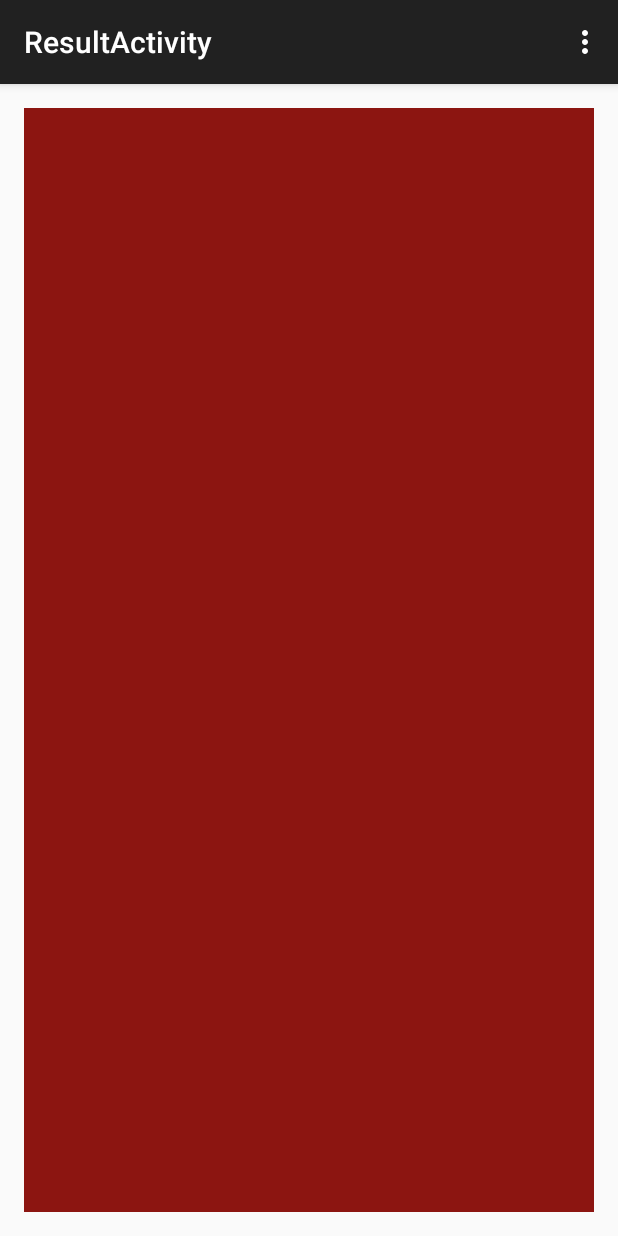
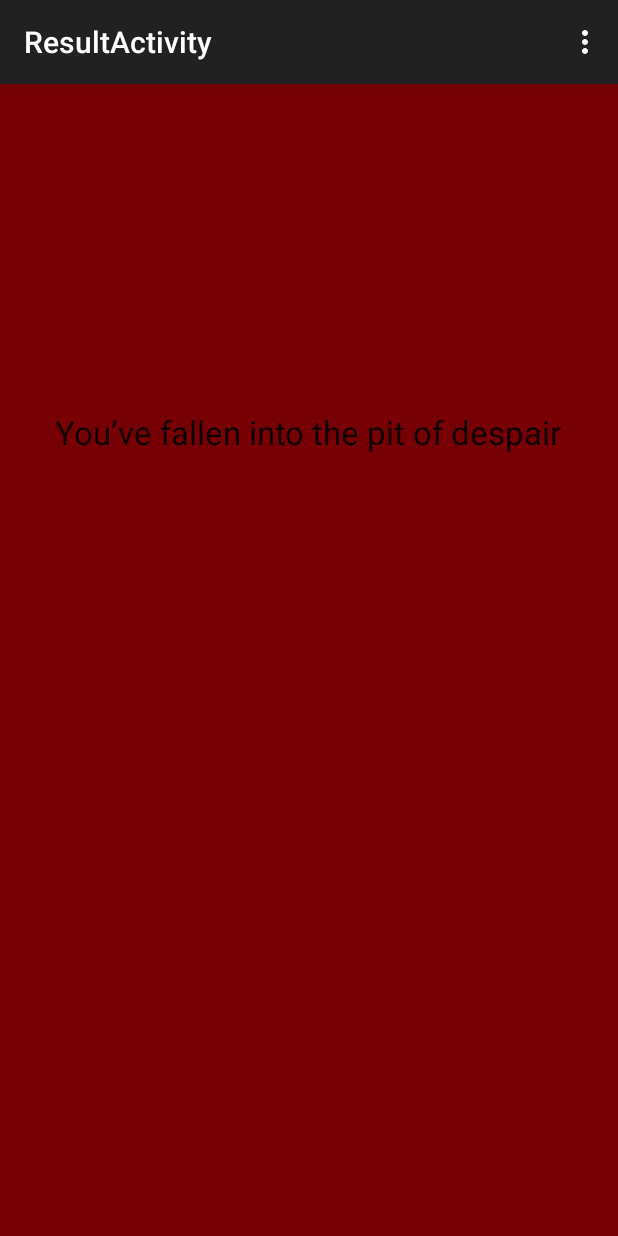
Before and after one commit to agustinglobant/ChooseYourOwnAdventure, an Android app: the ResultActivity screen opened directly, with no data from a screen before it, on a phone screen of 412 x 824 dp. Run offline under Robolectric (Android 15) with nearby library versions, the phone set to English and light mode, and no system bars.

Commit message:
Added a lot of changes!

```diff
--- a/src/main/java/co/mobilemakers/chooseyourownadventure/AlleyFragment.java
+++ b/src/main/java/co/mobilemakers/chooseyourownadventure/AlleyFragment.java
@@ -24,9 +24,9 @@ public class AlleyFragment extends Fragment {
     public void onActivityCreated(Bundle savedInstanceState) {
         super.onActivityCreated(savedInstanceState);
         getWidgets();
-        mButtonGoRight.setOnClickListener(new ChanceToARandomScreen(getActivity()));
-        mButtonGoLeft.setOnClickListener(new ChanceToARandomScreen(getActivity()));
-        mButtonContinue.setOnClickListener(new ChanceToARandomScreen(getActivity()));
+        mButtonGoRight.setOnClickListener(new ChanceToARandomScreen(getActivity(),8));
+        mButtonGoLeft.setOnClickListener(new ChanceToARandomScreen(getActivity(),5));
+        mButtonContinue.setOnClickListener(new ChanceToARandomScreen(getActivity(),3));
     }
 
     private void getWidgets() {
--- a/src/main/java/co/mobilemakers/chooseyourownadventure/ResultActivity.java
+++ b/src/main/java/co/mobilemakers/chooseyourownadventure/ResultActivity.java
@@ -4,6 +4,7 @@ import android.support.v7.app.ActionBarActivity;
 import android.os.Bundle;
 import android.view.Menu;
 import android.view.MenuItem;
+import android.widget.TextView;
 
 
 public class ResultActivity extends ActionBarActivity {
@@ -12,6 +13,13 @@ public class ResultActivity extends ActionBarActivity {
     protected void onCreate(Bundle savedInstanceState) {
         super.onCreate(savedInstanceState);
         setContentView(R.layout.activity_result);
+        TextView mTextView = (TextView) findViewById(R.id.result_message);
+        int winOrLose = getIntent().getIntExtra("win_or_lose", 0);
+        if (winOrLose >= 5) {
+            mTextView.setText("You’ve reached the gold!");
+        } else {
+            mTextView.setText("You’ve fallen into the pit of despair");
+        }
     }
 
 
--- a/src/main/java/co/mobilemakers/chooseyourownadventure/ResultFragment.java
+++ /dev/null
@@ -1,30 +0,0 @@
-package co.mobilemakers.chooseyourownadventure;
-
-
-import android.os.Bundle;
-import android.app.Fragment;
-import android.view.LayoutInflater;
-import android.view.View;
-import android.view.ViewGroup;
-
-
-/**
- * A simple {@link Fragment} subclass.
- */
-public class ResultFragment extends Fragment {
-
-
-    public ResultFragment() {
-        // Required empty public constructor
-    }
-
-
-    @Override
-    public View onCreateView(LayoutInflater inflater, ViewGroup container,
-                             Bundle savedInstanceState) {
-        // Inflate the layout for this fragment
-        return inflater.inflate(R.layout.fragment_result, container, false);
-    }
-
-
-}
--- a/src/main/java/co/mobilemakers/chooseyourownadventure/RoomFragment.java
+++ b/src/main/java/co/mobilemakers/chooseyourownadventure/RoomFragment.java
@@ -23,8 +23,8 @@ public class RoomFragment extends Fragment {
     public void onActivityCreated(Bundle savedInstanceState) {
         super.onActivityCreated(savedInstanceState);
         getWidgets();
-        mButtonDoorOne.setOnClickListener(new ChanceToARandomScreen(getActivity()));
-        mButtonDoorTwo.setOnClickListener(new ChanceToARandomScreen(getActivity()));
+        mButtonDoorOne.setOnClickListener(new ChanceToARandomScreen(getActivity(),7));
+        mButtonDoorTwo.setOnClickListener(new ChanceToARandomScreen(getActivity(),2));
 
     }
 
--- a/src/main/java/co/mobilemakers/chooseyourownadventure/StartFragment.java
+++ b/src/main/java/co/mobilemakers/chooseyourownadventure/StartFragment.java
@@ -18,7 +18,7 @@ public class StartFragment extends Fragment {
     public void onActivityCreated(Bundle savedInstanceState) {
         super.onActivityCreated(savedInstanceState);
         mButtonStartTraveling = (Button) getView().findViewById(R.id.button_start_traveling);
-        mButtonStartTraveling.setOnClickListener(new ChanceToARandomScreen(getActivity()));
+        mButtonStartTraveling.setOnClickListener(new ChanceToARandomScreen(getActivity(),5));
     }
 
     @Override
--- a/src/main/res/layout/activity_result.xml
+++ b/src/main/res/layout/activity_result.xml
@@ -4,14 +4,16 @@
     android:paddingRight="@dimen/activity_horizontal_margin"
     android:paddingTop="@dimen/activity_vertical_margin"
     android:paddingBottom="@dimen/activity_vertical_margin"
-    tools:context="co.mobilemakers.chooseyourownadventure.ResultActivity">
+    tools:context="co.mobilemakers.chooseyourownadventure.ResultActivity"
+    android:background="#ff770005">
 
-    <fragment
-        android:layout_width="match_parent"
-        android:layout_height="match_parent"
-        android:name="co.mobilemakers.chooseyourownadventure.ResultFragment"
-        android:id="@+id/fragment4"
+    <TextView
+        android:layout_width="wrap_content"
+        android:layout_height="wrap_content"
+        android:textAppearance="?android:attr/textAppearanceLarge"
+        android:text="Large Text"
+        android:id="@+id/result_message"
         android:layout_alignParentTop="true"
         android:layout_centerHorizontal="true"
-        tools:layout="@layout/fragment_result" />
+        android:layout_marginTop="201dp" />
 </RelativeLayout>
--- a/src/main/res/layout/fragment_result.xml
+++ /dev/null
@@ -1,16 +0,0 @@
-<FrameLayout xmlns:android="http://schemas.android.com/apk/res/android"
-    xmlns:tools="http://schemas.android.com/tools" android:layout_width="match_parent"
-    android:layout_height="match_parent"
-    tools:context="co.mobilemakers.chooseyourownadventure.ResultFragment"
-    android:background="#ff8c1511">
-
-    <!-- TODO: Update blank fragment layout -->
-
-    <TextView
-        android:layout_width="wrap_content"
-        android:layout_height="wrap_content"
-        android:textAppearance="?android:attr/textAppearanceLarge"
-        android:id="@+id/result_text"
-        android:layout_gravity="center"
-        android:textSize="25dp" />
-</FrameLayout>
```
Also changed, not shown: src/main/java/co/mobilemakers/chooseyourownadventure/ChanceToARandomScreen.java (+20 -10 lines).
